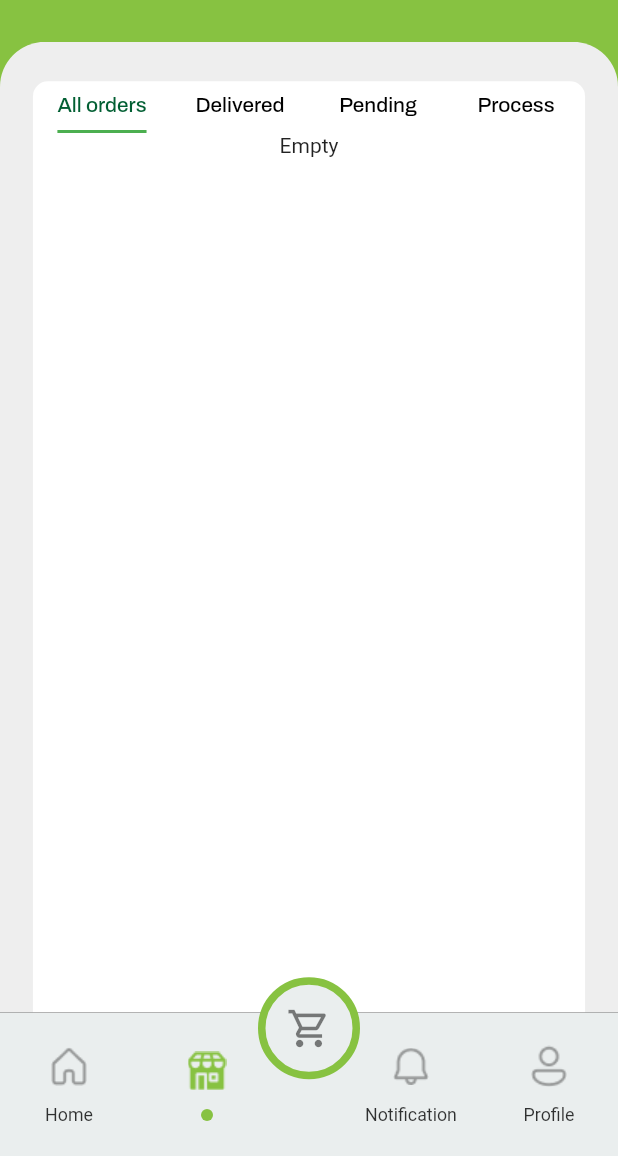
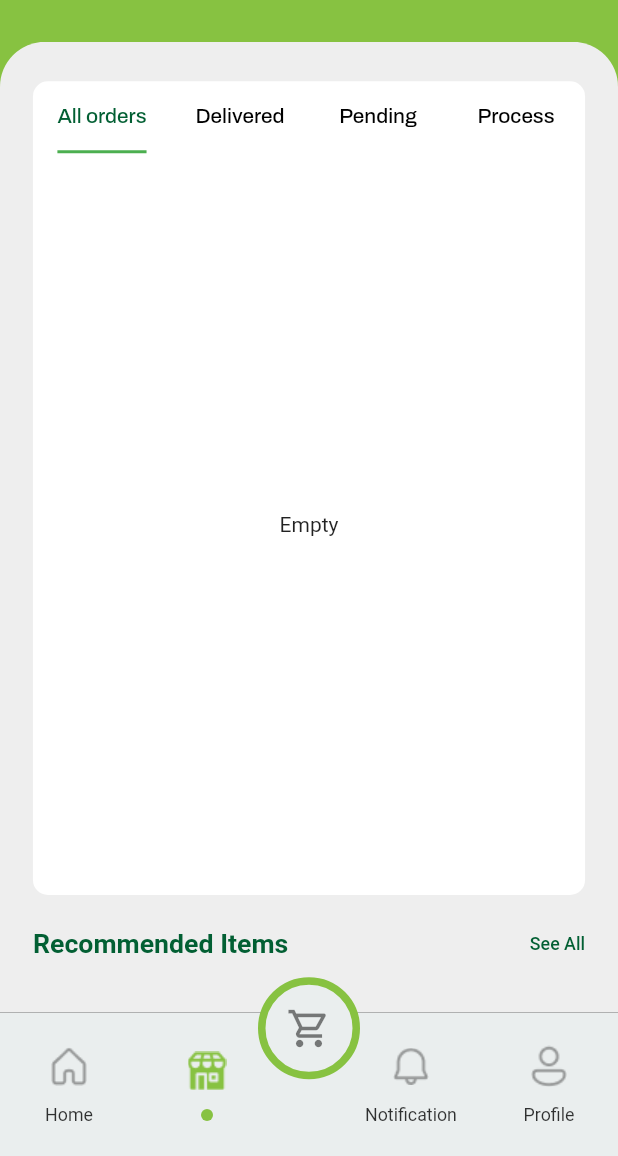
Before and after one commit to Sudarshan519/khetipati, a Flutter app: the HomeScreen screen opened directly, item 2 of the bottom bar chosen, on a phone screen of 412 x 824 dp, the part 80-1236 px from its top. Run offline on Flutter 3.47's test engine with Material 2 defaults, Android fonts, the phone set to English and light mode, and no system bars; our stand-ins replace connectivity, get, get_storage, google_fonts; accounts and stored records are empty; network calls fail.

Commit message:
responsive 3

```diff
--- a/lib/screens/home/tabs/home_tab.dart
+++ b/lib/screens/home/tabs/home_tab.dart
@@ -8,7 +8,6 @@
 import 'package:khetipati/screens/home/specialoffers.dart';
 
 import 'package:khetipati/screens/home/widgets/carousel.dart';
-import 'package:khetipati/screens/home/widgets/popular_items.dart';
 import 'package:khetipati/theme.dart';
 import 'package:khetipati/widgets/offersitems.dart';
 import 'package:khetipati/widgets/product_card.dart';
--- a/lib/screens/home/tabs/orders_tab.dart
+++ b/lib/screens/home/tabs/orders_tab.dart
@@ -44,22 +44,7 @@
                 orderContainer(),
                 Column(
                   crossAxisAlignment: CrossAxisAlignment.start,
-                  children: [
-                    Padding(
-                      padding: EdgeInsets.only(
-                          left: getWidth(20),
-                          top: getWidth(20),
-                          bottom: getWidth(20)),
-                      child: Text(
-                        'Recommended Items',
-                        style: TextStyle(
-                            fontSize: getFont(18),
-                            fontWeight: FontWeight.bold,
-                            color: AppColors.textGreen),
-                      ),
-                    ),
-                    recommendedItemsCard()
-                  ],
+                  children: [recommendedItemsCard()],
                 ),
                 SizedBox(
                   height: getHeight(40),
@@ -83,7 +68,7 @@
         children: [
           SizedBox(
             width: MediaQuery.of(context).size.width,
-            height: getHeight(34),
+            // height: getHeight(40),
             child: TabBar(
               indicatorPadding: EdgeInsets.only(top: getHeight(10)),
               indicatorSize: TabBarIndicatorSize.label,
@@ -110,22 +95,14 @@
           ),
           Container(
             margin: EdgeInsets.zero,
-            height: 1000,
+            height: MediaQuery.of(context).size.height * .6,
             width: MediaQuery.of(context).size.width,
             child: TabBarView(
               children: [
-                ListView(
-                  children: [buildOrderItems()],
-                ),
-                ListView(
-                  children: [buildOrderItems()],
-                ),
-                ListView(
-                  children: [buildOrderItems()],
-                ),
-                ListView(
-                  children: [buildOrderItems()],
-                )
+                buildOrderItems(),
+                buildOrderItems(),
+                buildOrderItems(),
+                buildOrderItems()
               ],
             ),
           ),
--- a/lib/screens/notifications/notifications.dart
+++ b/lib/screens/notifications/notifications.dart
@@ -5,12 +5,13 @@
 import 'package:khetipati/widgets/app_bar.dart';
 
 class NotificationsTab extends StatelessWidget {
+  const NotificationsTab({Key? key}) : super(key: key);
+
   @override
   Widget build(BuildContext context) {
     return Container(
       color: AppColors.mainGreen,
       child: SingleChildScrollView(
-        physics: const BouncingScrollPhysics(),
         child: Column(
           children: [
             buildAppBar(context, 'Notifications'),
--- a/lib/widgets/recommended_items_card.dart
+++ b/lib/widgets/recommended_items_card.dart
@@ -55,7 +55,8 @@
 
 buildRecommendedItemsCard() {
   return Obx(() => controller.products.isEmpty
-      ? const Center(child: Text("Empty"))
+      ? SizedBox(
+          height: getHeight(226), child: const Center(child: Text("Empty")))
       : SizedBox(
           height: getHeight(226),
           child: ListView.builder(
```
Also changed, not shown: lib/screens/profile/wishlist/wishlist.dart (+1 -15 lines), lib/services/user_services.dart (+6 -1 lines).
